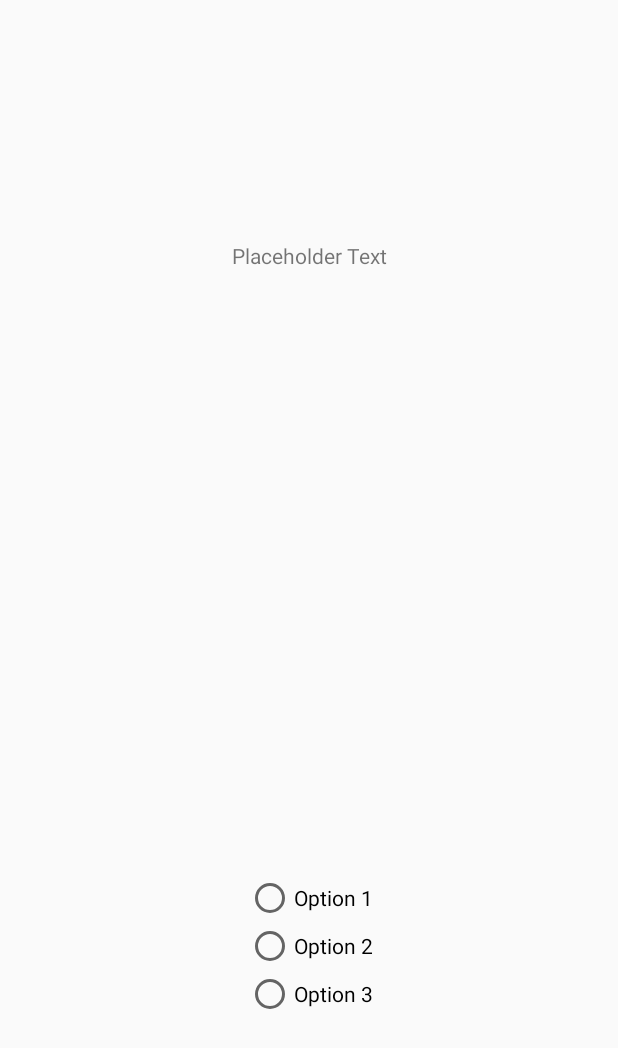
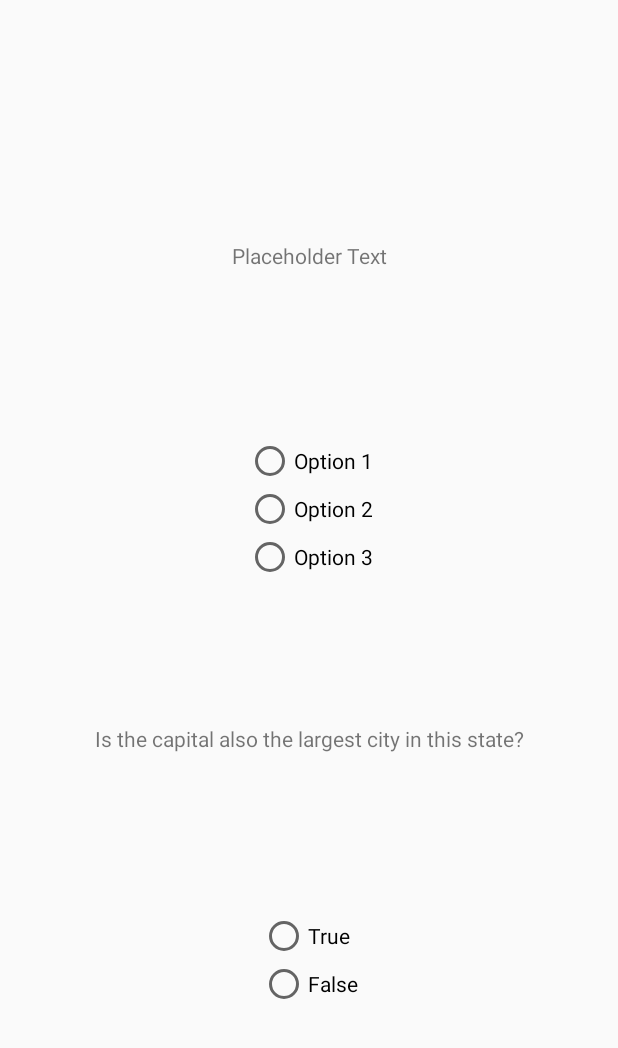
Before and after one commit to Kamal-M-Ali/CSCI-6060-Project-4, an Android app: the layout activity_quiz.xml on its own in the app's theme, with its tools: preview values and no code run, on a phone screen of 412 x 824 dp. Shown: the top 1048 px of the screen. Run offline under Robolectric (Android 15) with nearby library versions, the phone set to English and light mode, and no system bars.

Commit message:
Still can't get the database to work. I could use some help on that. In the mean time I'm gonna make the quiz questions so you can swipe between all the questions

```diff
--- a/app/src/main/res/layout/activity_quiz.xml
+++ b/app/src/main/res/layout/activity_quiz.xml
@@ -28,7 +28,7 @@
         app:layout_constraintTop_toTopOf="parent"
         app:layout_constraintBottom_toBottomOf="parent"
         app:layout_constraintHorizontal_bias="0.5"
-        app:layout_constraintVertical_bias="0.8">
+        app:layout_constraintVertical_bias="0.4">
 
         <RadioButton
             android:id="@+id/radioButton1"
@@ -52,4 +52,43 @@
             />
     </RadioGroup>
 
+    <TextView
+        android:id="@+id/textView2"
+        android:layout_width="wrap_content"
+        android:layout_height="wrap_content"
+        android:text="Is the capital also the largest city in this state?"
+        app:layout_constraintStart_toStartOf="parent"
+        app:layout_constraintEnd_toEndOf="parent"
+        app:layout_constraintTop_toTopOf="parent"
+        app:layout_constraintBottom_toBottomOf="parent"
+        app:layout_constraintHorizontal_bias="0.5"
+        app:layout_constraintVertical_bias="0.6"
+        />
+
+    <RadioGroup
+        android:id="@+id/radioGroup2"
+        android:layout_width="wrap_content"
+        android:layout_height="wrap_content"
+        app:layout_constraintStart_toStartOf="parent"
+        app:layout_constraintEnd_toEndOf="parent"
+        app:layout_constraintTop_toTopOf="parent"
+        app:layout_constraintBottom_toBottomOf="parent"
+        app:layout_constraintHorizontal_bias="0.5"
+        app:layout_constraintVertical_bias="0.8">
+
+        <RadioButton
+            android:id="@+id/radioButtonT"
+            android:layout_width="wrap_content"
+            android:layout_height="wrap_content"
+            android:text="True"
+            />
+
+        <RadioButton
+            android:id="@+id/radioButtonF"
+            android:layout_width="wrap_content"
+            android:layout_height="wrap_content"
+            android:text="False"
+            />
+    </RadioGroup>
+
 </androidx.constraintlayout.widget.ConstraintLayout>
```
Also changed, not shown: app/src/main/java/edu/uga/cs/geographyquiz/GeographyQuizData.java (+47 -0 lines), app/src/main/java/edu/uga/cs/geographyquiz/QuizActivity.java (+55 -0 lines), app/src/main/java/edu/uga/cs/geographyquiz/pojo/Questions.java (+19 -0 lines).
